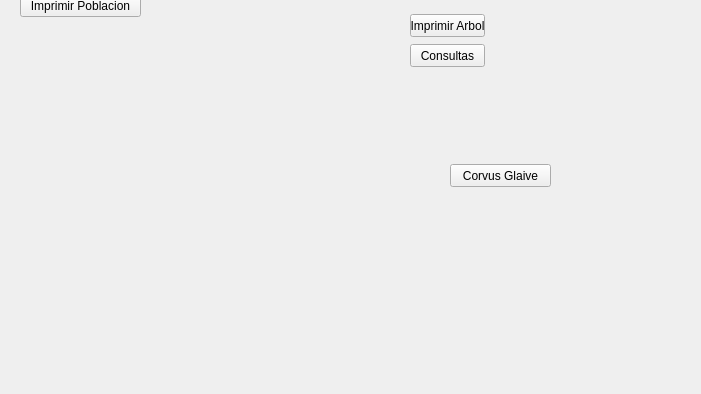
Above: mainwindow.ui from ale-777/AvengersGame before the change; both pictures show x 0 to 701 and y 206 to 600 of the 800 by 600 pixel window. Below: the same form after it.
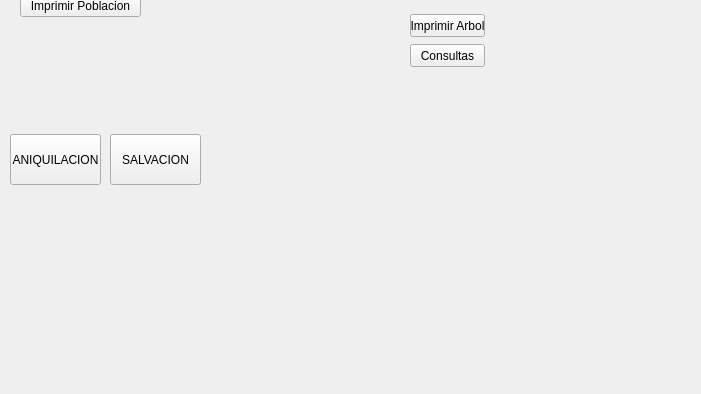
That is the form after the change.

Patch:
```diff
--- a/mainwindow.ui
+++ b/mainwindow.ui
@@ -108,14 +108,27 @@
    <widget class="QPushButton" name="corvusGlaive">
     <property name="geometry">
      <rect>
-      <x>450</x>
-      <y>370</y>
-      <width>101</width>
-      <height>23</height>
+      <x>10</x>
+      <y>340</y>
+      <width>91</width>
+      <height>51</height>
      </rect>
     </property>
     <property name="text">
-     <string>Corvus Glaive</string>
+     <string>ANIQUILACION</string>
+    </property>
+   </widget>
+   <widget class="QPushButton" name="btn_salvacion">
+    <property name="geometry">
+     <rect>
+      <x>110</x>
+      <y>340</y>
+      <width>91</width>
+      <height>51</height>
+     </rect>
+    </property>
+    <property name="text">
+     <string>SALVACION</string>
     </property>
    </widget>
   </widget>
```
Left out of the diff: 2 changed lines with no effect on the pictures.
